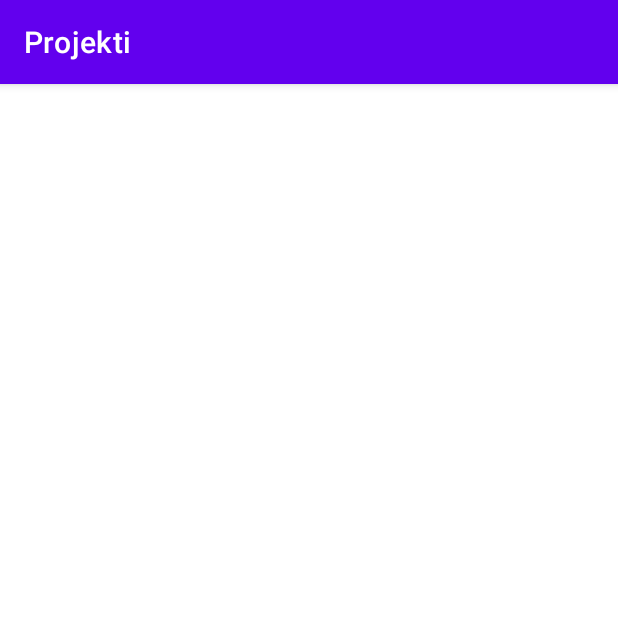
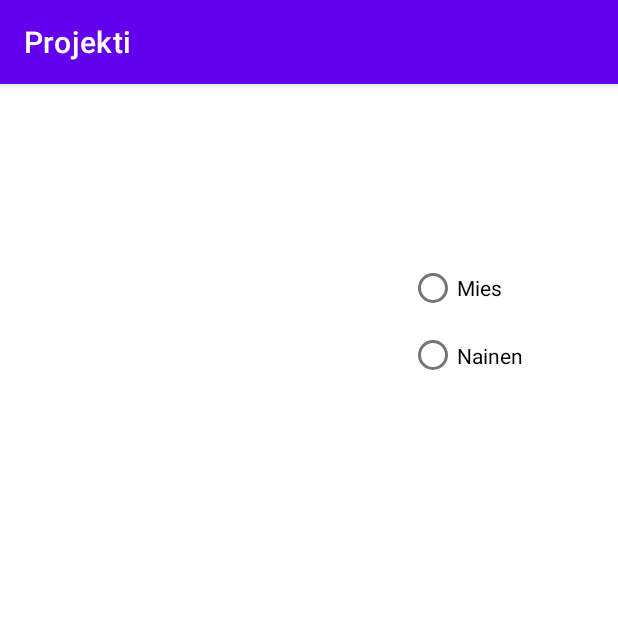
Before and after one commit to untop02/TerveysProjekti, an Android app: the PainoIndeksi screen opened directly, with no data from a screen before it, on a phone screen of 412 x 824 dp, the top half of it. Run offline under Robolectric (Android 15) with nearby library versions, the phone set to English and light mode, and no system bars.

Commit message:
PainoIndeksi manifest

```diff
--- a/app/src/main/AndroidManifest.xml
+++ b/app/src/main/AndroidManifest.xml
@@ -10,7 +10,11 @@
         android:supportsRtl="true"
         android:theme="@style/Theme.Projekti">
         <activity android:name=".Verenpaine"></activity>
-        <activity android:name=".PainoIndeksi" />
+        <activity android:name=".PainoIndeksi">
+            <intent-filter>
+                <category android:name="android.intent.category.LAUNCHER" />
+            </intent-filter>
+        </activity>
         <activity android:name=".MainActivity">
             <intent-filter>
                 <action android:name="android.intent.action.MAIN" />
--- a/app/src/main/res/layout/activity_paino_indeksi.xml
+++ b/app/src/main/res/layout/activity_paino_indeksi.xml
@@ -6,4 +6,34 @@
     android:layout_height="match_parent"
     tools:context=".PainoIndeksi">
 
+
+    <RadioGroup
+        android:layout_width="81dp"
+        android:layout_height="90dp"
+        android:layout_marginStart="272dp"
+        android:layout_marginLeft="272dp"
+        android:layout_marginTop="93dp"
+        android:layout_marginEnd="58dp"
+        android:layout_marginRight="58dp"
+        android:layout_marginBottom="548dp"
+        android:orientation="vertical"
+        app:layout_constraintBottom_toBottomOf="parent"
+        app:layout_constraintEnd_toEndOf="parent"
+        app:layout_constraintStart_toStartOf="parent"
+        app:layout_constraintTop_toTopOf="parent">
+
+        <RadioButton
+            android:id="@+id/radio_mies"
+            android:layout_width="match_parent"
+            android:layout_height="wrap_content"
+            android:text="@string/Mies" />
+
+        <RadioButton
+            android:id="@+id/radio_nainen"
+            android:layout_width="match_parent"
+            android:layout_height="wrap_content"
+            android:text="@string/Nainen" />
+    </RadioGroup>
+
+
 </androidx.constraintlayout.widget.ConstraintLayout>
--- a/app/src/main/res/values/strings.xml
+++ b/app/src/main/res/values/strings.xml
@@ -1,3 +1,5 @@
 <resources>
     <string name="app_name">Projekti</string>
+    <string name="Nainen">Nainen</string>
+    <string name="Mies">Mies</string>
 </resources>
```
